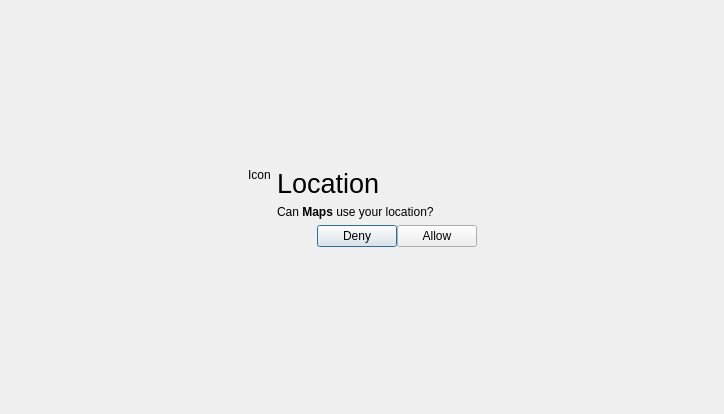
Old version of the form shell/location/locationrequestdialog.ui in the repository vicr123/theshell.
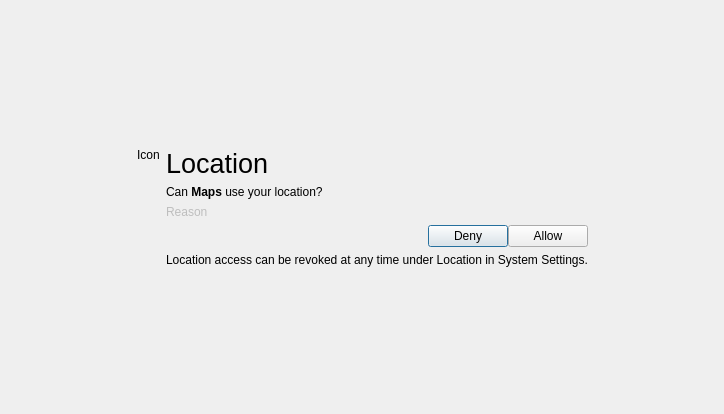
New version of the form. Icons and pictures are not drawn.

```diff
--- a/shell/location/locationrequestdialog.ui
+++ b/shell/location/locationrequestdialog.ui
@@ -77,6 +77,16 @@
           </property>
          </widget>
         </item>
+        <item>
+         <widget class="QLabel" name="geoclueReason">
+          <property name="enabled">
+           <bool>false</bool>
+          </property>
+          <property name="text">
+           <string notr="true">Reason</string>
+          </property>
+         </widget>
+        </item>
         <item>
          <layout class="QHBoxLayout" name="horizontalLayout">
           <property name="spacing">
@@ -117,6 +127,13 @@
           </item>
          </layout>
         </item>
+        <item>
+         <widget class="QLabel" name="label_2">
+          <property name="text">
+           <string>Location access can be revoked at any time under Location in System Settings.</string>
+          </property>
+         </widget>
+        </item>
        </layout>
       </item>
      </layout>
```
Left out of the diff: 6 changed lines with no effect on the pictures.
